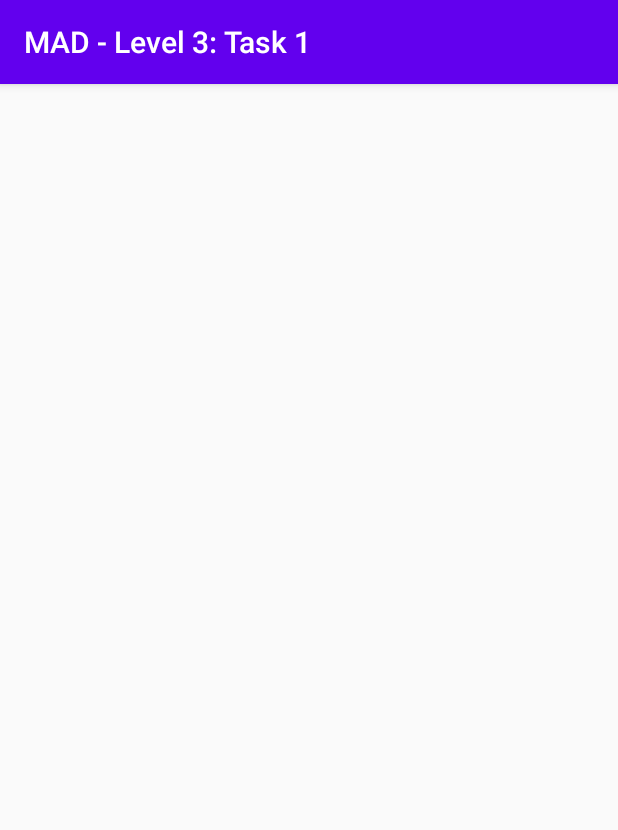
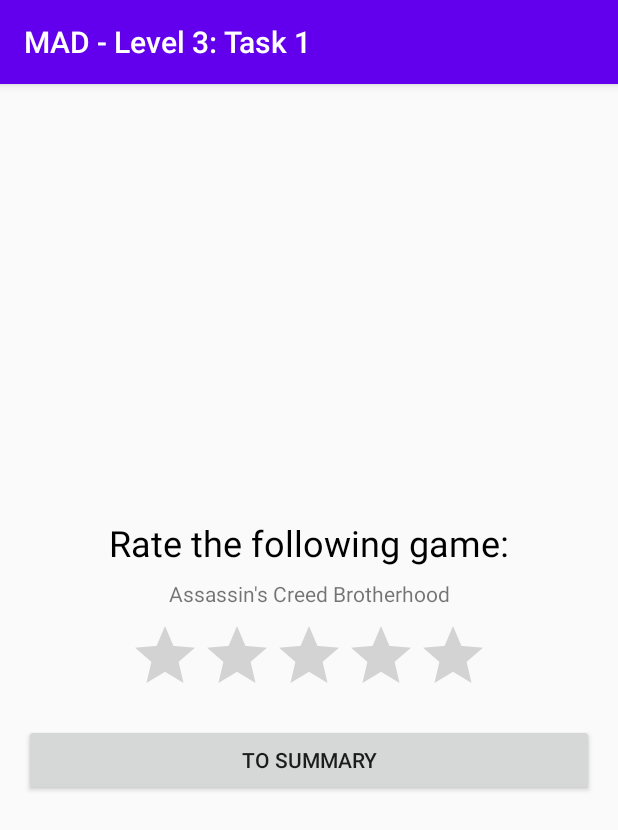
Before and after one commit to NoNamer777/MadLevel3Task1, an Android app: the RatingFragment screen opened through its navigation route, on a phone screen of 412 x 824 dp. Shown: the top 830 px of the screen. Run offline under Robolectric (Android 15) with nearby library versions, the phone set to English and light mode, and no system bars.

Commit message:
Step 4: Created base Summary Fragment, setup layout Rating fragment, setup navigation with arguments between those two fragments

```diff
--- a/app/build.gradle
+++ b/app/build.gradle
@@ -40,6 +40,7 @@ dependencies {
     implementation 'androidx.constraintlayout:constraintlayout:2.0.1'
     implementation 'androidx.navigation:navigation-fragment-ktx:2.3.0'
     implementation 'androidx.navigation:navigation-ui-ktx:2.3.0'
+    implementation 'androidx.legacy:legacy-support-v4:1.0.0'
     testImplementation 'junit:junit:4.12'
     androidTestImplementation 'androidx.test.ext:junit:1.1.2'
     androidTestImplementation 'androidx.test.espresso:espresso-core:3.3.0'
--- a/app/src/main/java/com/nonamer777/madlevel3task1/RatingFragment.kt
+++ b/app/src/main/java/com/nonamer777/madlevel3task1/RatingFragment.kt
@@ -5,6 +5,8 @@ import android.view.LayoutInflater
 import android.view.View
 import android.view.ViewGroup
 import androidx.fragment.app.Fragment
+import androidx.navigation.fragment.findNavController
+import kotlinx.android.synthetic.main.fragment_rating.*
 
 /**
  * A simple [Fragment] subclass as the second destination in the navigation.
@@ -18,4 +20,40 @@ class RatingFragment : Fragment() {
         // Inflate the layout for this fragment
         return inflater.inflate(R.layout.fragment_rating, container, false)
     }
+
+    override fun onViewCreated(view: View, savedInstanceState: Bundle?) {
+        super.onViewCreated(view, savedInstanceState)
+
+        showRandomAssessableGame()
+
+        btnNavSummary.setOnClickListener { navigateToSummary() }
+    }
+
+    /** Shows the title of a random game. */
+    private fun showRandomAssessableGame() {
+        val randomGame = listOf(
+            "The Elder Scrolls V: Skryim",
+            "Minecraft",
+            "Assassin's Creed",
+            "Assassin's Creed II",
+            "Assassin's Creed Brotherhood",
+            "Assassin's Creed Revelations",
+            "Battlefield 4",
+            "Age of Empires II",
+            "Age of Mythology",
+            "Worms Revolution"
+        ).random()
+
+        txtGameTitle.text = randomGame
+    }
+
+    /** Assembles the arguments and navigates to the Summary Fragment, passing the arguments along. */
+    private fun navigateToSummary() {
+        val args = Bundle()
+
+        args.putFloat(ARG_GAME_RATING, rbGameRating.rating)
+        args.putString(ARG_GAME_NAME, txtGameTitle.text.toString())
+
+        findNavController().navigate(R.id.action_ratingFragment_to_summaryFragment, args)
+    }
 }
--- /dev/null
+++ b/app/src/main/java/com/nonamer777/madlevel3task1/SummaryFragment.kt
@@ -0,0 +1,24 @@
+package com.nonamer777.madlevel3task1
+
+import android.os.Bundle
+import android.view.LayoutInflater
+import android.view.View
+import android.view.ViewGroup
+import androidx.fragment.app.Fragment
+
+const val ARG_GAME_NAME = "arg_game_name"
+const val ARG_GAME_RATING = "arg_game_rating"
+
+/**
+ * A simple [Fragment] subclass.
+ */
+class SummaryFragment : Fragment() {
+
+    override fun onCreateView(
+        inflater: LayoutInflater, container: ViewGroup?,
+        savedInstanceState: Bundle?
+    ): View? {
+        // Inflate the layout for this fragment
+        return inflater.inflate(R.layout.fragment_summary, container, false)
+    }
+}
--- a/app/src/main/res/layout/fragment_rating.xml
+++ b/app/src/main/res/layout/fragment_rating.xml
@@ -1,7 +1,69 @@
 <?xml version="1.0" encoding="utf-8"?>
-<androidx.constraintlayout.widget.ConstraintLayout xmlns:android="http://schemas.android.com/apk/res/android"
+<androidx.constraintlayout.widget.ConstraintLayout
+    xmlns:android="http://schemas.android.com/apk/res/android"
     xmlns:app="http://schemas.android.com/apk/res-auto"
     xmlns:tools="http://schemas.android.com/tools"
+    android:id="@+id/clGameRating"
     android:layout_width="match_parent"
     android:layout_height="match_parent"
-    tools:context=".RatingFragment"/>
+    tools:context=".RatingFragment">
+
+    <TextView
+        android:id="@+id/txtInstructions"
+        android:layout_width="wrap_content"
+        android:layout_height="wrap_content"
+        android:layout_marginTop="4sp"
+        android:layout_marginBottom="4sp"
+        android:text="@string/txt_instructions"
+        android:textAlignment="center"
+        android:textColor="@android:color/black"
+        android:textSize="24sp"
+        app:layout_constraintBottom_toTopOf="@+id/txtGameTitle"
+        app:layout_constraintEnd_toEndOf="parent"
+        app:layout_constraintHorizontal_bias="0.5"
+        app:layout_constraintStart_toStartOf="parent"
+        app:layout_constraintTop_toTopOf="parent"
+        app:layout_constraintVertical_chainStyle="packed" />
+
+    <TextView
+        android:id="@+id/txtGameTitle"
+        android:layout_width="200dp"
+        android:layout_height="wrap_content"
+        android:layout_marginTop="4sp"
+        android:layout_marginBottom="4sp"
+        android:text="@string/txt_game_title"
+        android:textAlignment="center"
+        app:layout_constraintBottom_toTopOf="@+id/rbGameRating"
+        app:layout_constraintEnd_toEndOf="parent"
+        app:layout_constraintHorizontal_bias="0.5"
+        app:layout_constraintStart_toStartOf="parent"
+        app:layout_constraintTop_toBottomOf="@+id/txtInstructions" />
+
+    <RatingBar
+        android:id="@+id/rbGameRating"
+        android:layout_width="wrap_content"
+        android:layout_height="wrap_content"
+        android:layout_marginTop="4sp"
+        android:layout_marginBottom="4sp"
+        app:layout_constraintBottom_toTopOf="@+id/btnNavSummary"
+        app:layout_constraintEnd_toEndOf="parent"
+        app:layout_constraintHorizontal_bias="0.5"
+        app:layout_constraintStart_toStartOf="parent"
+        app:layout_constraintTop_toBottomOf="@+id/txtGameTitle" />
+
+    <Button
+        android:id="@+id/btnNavSummary"
+        android:layout_width="0dp"
+        android:layout_height="wrap_content"
+        android:layout_marginStart="16sp"
+        android:layout_marginTop="8sp"
+        android:layout_marginEnd="16sp"
+        android:layout_marginBottom="8sp"
+        android:text="@string/btn_nav_summary"
+        app:layout_constraintBottom_toBottomOf="parent"
+        app:layout_constraintEnd_toEndOf="parent"
+        app:layout_constraintHorizontal_bias="0.5"
+        app:layout_constraintStart_toStartOf="parent"
+        app:layout_constraintTop_toBottomOf="@+id/rbGameRating" />
+
+</androidx.constraintlayout.widget.ConstraintLayout>
--- /dev/null
+++ b/app/src/main/res/layout/fragment_summary.xml
@@ -0,0 +1,8 @@
+<?xml version="1.0" encoding="utf-8"?>
+<androidx.constraintlayout.widget.ConstraintLayout
+    xmlns:android="http://schemas.android.com/apk/res/android"
+    xmlns:tools="http://schemas.android.com/tools"
+    android:id="@+id/clSummary"
+    android:layout_width="match_parent"
+    android:layout_height="match_parent"
+    tools:context=".SummaryFragment"/>
--- a/app/src/main/res/navigation/nav_graph.xml
+++ b/app/src/main/res/navigation/nav_graph.xml
@@ -1,9 +1,11 @@
 <?xml version="1.0" encoding="utf-8"?>
-<navigation xmlns:android="http://schemas.android.com/apk/res/android"
+<navigation
+    xmlns:android="http://schemas.android.com/apk/res/android"
     xmlns:app="http://schemas.android.com/apk/res-auto"
     xmlns:tools="http://schemas.android.com/tools"
     android:id="@+id/nav_graph"
     app:startDestination="@id/startFragment">
+
     <fragment
         android:id="@+id/startFragment"
         android:name="com.nonamer777.madlevel3task1.StartFragment"
@@ -17,5 +19,19 @@
         android:id="@+id/ratingFragment"
         android:name="com.nonamer777.madlevel3task1.RatingFragment"
         android:label="fragment_rating"
-        tools:layout="@layout/fragment_rating" />
+        tools:layout="@layout/fragment_rating" >
+        <action
+            android:id="@+id/action_ratingFragment_to_summaryFragment"
+            app:destination="@id/summaryFragment" />
+    </fragment>
+    <fragment
+        android:id="@+id/summaryFragment"
+        android:name="com.nonamer777.madlevel3task1.SummaryFragment"
+        android:label="fragment_summary"
+        tools:layout="@layout/fragment_summary" >
+        <action
+            android:id="@+id/action_summaryFragment_to_startFragment"
+            app:destination="@id/startFragment" />
+    </fragment>
+
 </navigation>
--- a/app/src/main/res/values/strings.xml
+++ b/app/src/main/res/values/strings.xml
@@ -1,11 +1,11 @@
 <resources>
     <string name="app_name">MAD - Level 3: Task 1</string>
 
-    <!-- Strings used for fragments for navigation -->
-    <string name="first_fragment_label">First Fragment</string>
-    <string name="second_fragment_label">Second Fragment</string>
-
-    <string name="btn_start_rating_label">start</string>
     <string name="txt_header">Click START to start rating :)</string>
     <string name="txt_title">Welcome to the Games Rating app!</string>
+    <string name="btn_start_rating_label">start</string>
+
+    <string name="btn_nav_summary">to summary</string>
+    <string name="txt_instructions">Rate the following game:</string>
+    <string name="txt_game_title" />
 </resources>
```
